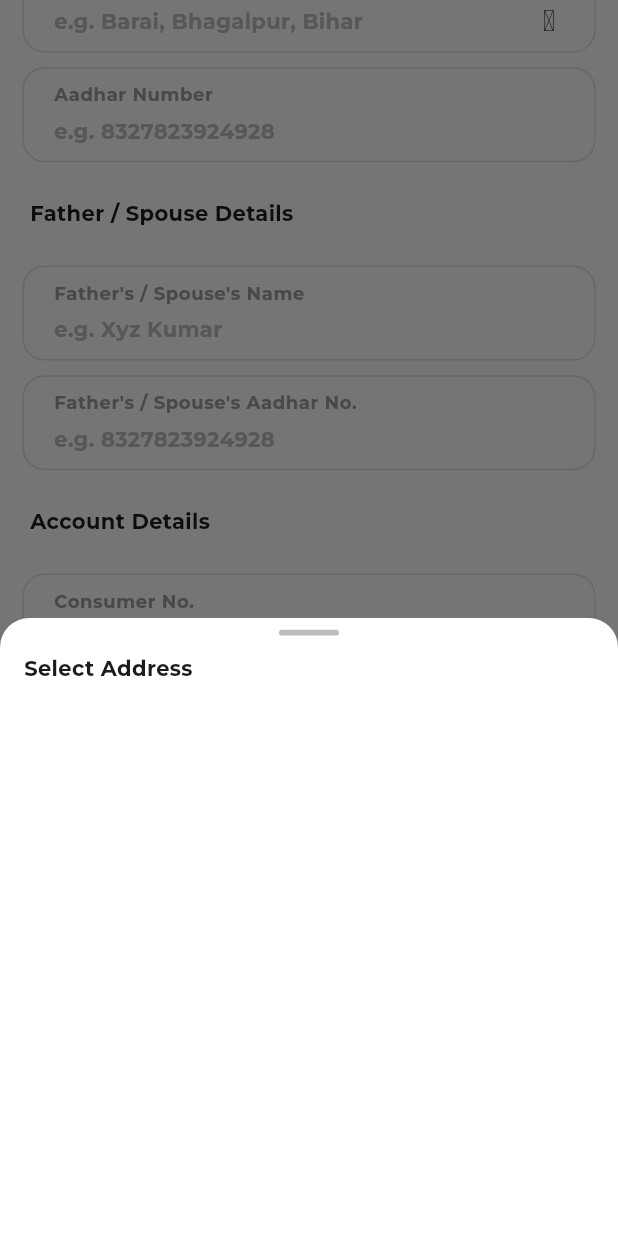
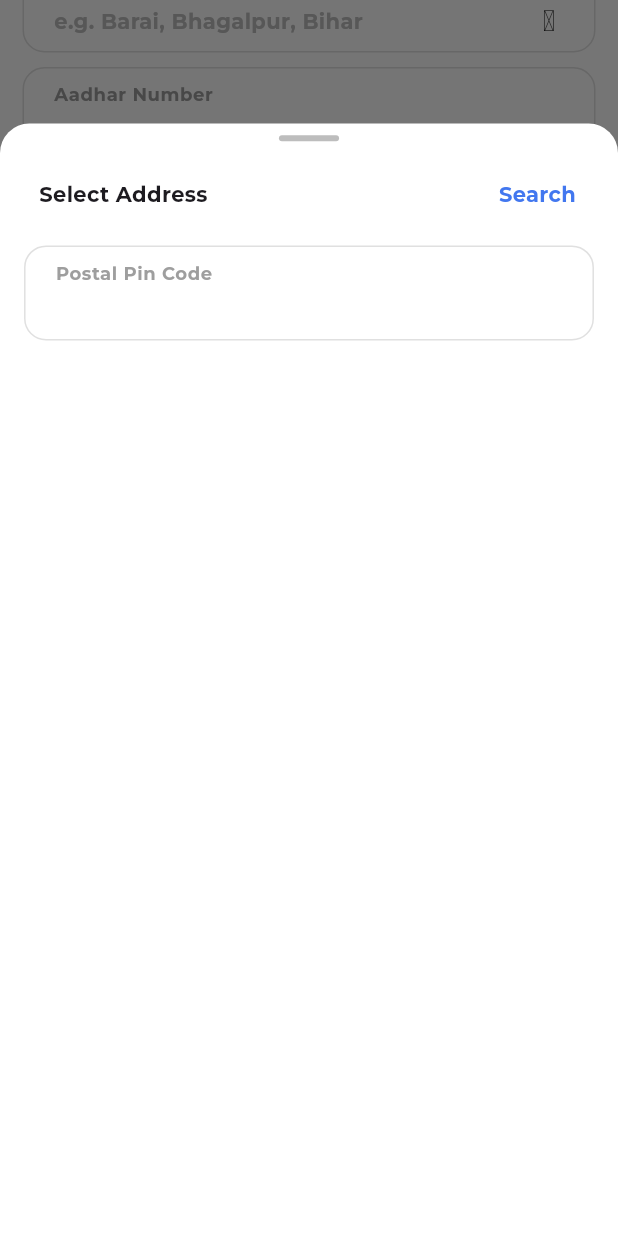
Before and after one commit to brogrammercode/Business-Management, a Flutter app: the AddConsumerPage screen opened by its route, scrolled down 576 dp, after a tap on "Address", on a phone screen of 412 x 824 dp. Run offline on Flutter 3.47's test engine with Material 3 defaults, Android fonts, the phone set to English and light mode, and no system bars; our stand-ins replace badges, cached_network_image, camera, cloud_firestore, dartz, equatable and 16 more; accounts and stored records are empty; key blocks and very long unbroken strings in the code were emptied for the run.

Commit message:
completed pick address

```diff
--- /dev/null
+++ b/lib/core/utils/address_picker.dart
@@ -0,0 +1,225 @@
+import 'dart:convert';
+import 'dart:developer';
+
+import 'package:cloud_firestore/cloud_firestore.dart';
+import 'package:flutter/material.dart';
+import 'package:flutter_screenutil/flutter_screenutil.dart';
+import 'package:gas/core/utils/common.dart';
+import 'package:gas/core/utils/error.dart';
+import 'package:gas/core/utils/location.dart';
+import 'package:http/http.dart' as http;
+import 'package:iconsax/iconsax.dart';
+
+Future<UserLocationModel?> pickAddress({
+  required BuildContext context,
+  required UserLocationModel initialAddress,
+}) async {
+  final address = await openBottomSheet<UserLocationModel>(
+    initialChildSize: 0.9,
+    maxChildSize: 0.9,
+    minChildSize: 0.9,
+    child: SizedBox(
+      width: double.infinity,
+      child: AddressPicker(initialAddress: initialAddress),
+    ),
+  );
+  return address;
+}
+
+Future<Map<String, dynamic>> fetchAddress(String pincode) async {
+  final uri = Uri.parse('https://api.postalpincode.in/pincode/$pincode');
+  final response = await http.get(uri);
+
+  if (response.statusCode == 200) {
+    final data = jsonDecode(response.body);
+    final postOffices = data[0]['PostOffice'];
+    if (postOffices != null && postOffices is List) {
+      return {
+        'postOffices': postOffices,
+        'city': postOffices[0]['District'],
+        'state': postOffices[0]['State'],
+        'country': postOffices[0]['Country'],
+        'pincode': pincode,
+        'area': postOffices[0]['Name'],
+        'locality': postOffices[0]['Name'],
+        'geopoint': GeoPoint(
+          double.parse(postOffices[0]['Latitude'] ?? '0'),
+          double.parse(postOffices[0]['Longitude'] ?? '0'),
+        ),
+      };
+    } else {
+      return {'error': 'No post offices found for this pincode.'};
+    }
+  } else {
+    return {
+      'error': 'Failed to fetch address. Status code: ${response.statusCode}',
+    };
+  }
+}
+
+class AddressPicker extends StatefulWidget {
+  final UserLocationModel initialAddress;
+  const AddressPicker({super.key, required this.initialAddress});
+
+  @override
+  State<AddressPicker> createState() => _AddressPickerState();
+}
+
+class _AddressPickerState extends State<AddressPicker> {
+  TextEditingController pincodeController = TextEditingController();
+  TextEditingController areaController = TextEditingController();
+  TextEditingController cityController = TextEditingController();
+  TextEditingController stateController = TextEditingController();
+  TextEditingController countryController = TextEditingController();
+  List<String> areas = [];
+  GeoPoint? geopoint;
+  StateStatus status = StateStatus.initial;
+  String? error;
+
+  @override
+  Widget build(BuildContext context) {
+    return Column(
+      crossAxisAlignment: CrossAxisAlignment.start,
+      children: [
+        Padding(
+          padding: EdgeInsets.only(left: 10.w),
+          child: Row(
+            mainAxisAlignment: MainAxisAlignment.spaceBetween,
+            children: [
+              Text(
+                "Select Address",
+                style: Theme.of(
+                  context,
+                ).textTheme.bodyMedium!.copyWith(fontWeight: FontWeight.bold),
+              ),
+              TextButton(
+                onPressed: status == StateStatus.loading
+                    ? null
+                    : status == StateStatus.success
+                    ? () {
+                        Navigator.pop(
+                          context,
+                          UserLocationModel(
+                            pincode: pincodeController.text.trim(),
+                            area: areaController.text.trim(),
+                            locality: areaController.text.trim(),
+                            city: cityController.text.trim(),
+                            state: stateController.text.trim(),
+                            country: countryController.text.trim(),
+                            continent: "Asia",
+                            geopoint: geopoint ?? GeoPoint(0, 0),
+                          ),
+                        );
+                      }
+                    : () async {
+                        setState(() {
+                          status = StateStatus.loading;
+                          error = null;
+                        });
+
+                        final result = await fetchAddress(
+                          pincodeController.text.trim(),
+                        );
+
+                        if (!mounted) return;
+
+                        if (result.containsKey('error')) {
+                          setState(() {
+                            status = StateStatus.failure;
+                            error = result['error'];
+                            areas.clear();
+                          });
+                        } else {
+                          setState(() {
+                            status = StateStatus.success;
+                            areas = List<String>.from(
+                              result['postOffices'].map(
+                                (office) => office['Name'] as String,
+                              ),
+                            );
+                            areaController.text = areas[0];
+                            cityController.text = result['city'] ?? '';
+                            stateController.text = result['state'] ?? '';
+                            countryController.text = result['country'] ?? '';
+                            geopoint = result['geopoint'] as GeoPoint?;
+                          });
+
+                          log("${geopoint?.latitude} ${geopoint?.longitude}");
+                        }
+                      },
+
+                child: Text(
+                  status == StateStatus.loading
+                      ? "Searching ..."
+                      : status == StateStatus.success
+                      ? "Save"
+                      : "Search",
+                  style: Theme.of(context).textTheme.bodyMedium!.copyWith(
+                    fontWeight: FontWeight.bold,
+                    color: Theme.of(context).primaryColor,
+                  ),
+                ),
+              ),
+            ],
+          ),
+        ),
+        SizedBox(height: 10.h),
+        CommonTextFormField(
+          labelText: "Postal Pin Code",
+          controller: pincodeController,
+          keyboardType: TextInputType.number,
+        ),
+        if (areas.isNotEmpty) ...[
+          SizedBox(height: 10.h),
+          CommonTextFormField(
+            labelText: "Select Area",
+            controller: areaController,
+            suffixIcon: Iconsax.arrow_down_1,
+            onTap: () async {
+              final area = await openBottomSheet<String?>(
+                child: Column(
+                  children: areas
+                      .map(
+                        (e) => InkWell(
+                          onTap: () {
+                            Navigator.pop(context, e);
+                          },
+                          child: Container(
+                            width: double.infinity,
+                            padding: EdgeInsets.symmetric(
+                              horizontal: 10.w,
+                              vertical: 15.h,
+                            ),
+                            child: Text(
+                              e,
+                              style: Theme.of(context).textTheme.bodyMedium!
+                                  .copyWith(fontWeight: FontWeight.bold),
+                            ),
+                          ),
+                        ),
+                      )
+                      .toList(),
+                ),
+              );
+              if (area != null) {
+                setState(() {
+                  areaController.text = area;
+                });
+              }
+            },
+          ),
+          SizedBox(height: 10.h),
+          CommonTextFormField(labelText: "City", controller: cityController),
+          SizedBox(height: 10.h),
+          CommonTextFormField(labelText: "State", controller: stateController),
+          SizedBox(height: 10.h),
+          CommonTextFormField(
+            labelText: "Country",
+            controller: countryController,
+          ),
+          SizedBox(height: 40.h),
+        ],
+      ],
+    );
+  }
+}
--- a/lib/core/utils/common.dart
+++ b/lib/core/utils/common.dart
@@ -23,171 +23,6 @@ import 'package:image_picker/image_picker.dart';
 import 'package:latlong2/latlong.dart';
 import 'package:http/http.dart' as http;
 import 'package:url_launcher/url_launcher.dart';
-
-Future<UserLocationModel?> pickAddress({
-  required BuildContext context,
-  required UserLocationModel initialAddress,
-}) async {
-  final pincodeController = TextEditingController(text: initialAddress.pincode);
-  List<String> areas = [];
-  String? selectedArea;
-  String city = '';
-  String state = '';
-  bool loading = false;
-  String? error;
-
-  final _address = await openBottomSheet<UserLocationModel>(
-    child: SizedBox(
-      width: double.infinity,
-      child: Column(
-        crossAxisAlignment: CrossAxisAlignment.start,
-        children: [
-          Text(
-            "Select Address",
-            style: Theme.of(
-              context,
-            ).textTheme.bodyMedium!.copyWith(fontWeight: FontWeight.bold),
-          ),
-        ],
-      ),
-    ),
-  );
-
-  // final result = await showDialog<UserLocationModel>(
-  //   context: context,
-
-  //   builder: (context) {
-  //     return StatefulBuilder(
-  //       builder: (context, setState) {
-  //         Future<void> fetchAddress(String pincode) async {
-  //           setState(() {
-  //             loading = true;
-  //             error = null;
-  //             areas = [];
-  //             selectedArea = null;
-  //             city = '';
-  //             state = '';
-  //           });
-
-  //           final uri = Uri.parse(
-  //             'https://api.postalpincode.in/pincode/$pincode',
-  //           );
-  //           final response = await http.get(uri);
-
-  //           setState(() {
-  //             loading = false;
-  //           });
-
-  //           if (response.statusCode == 200) {
-  //             final data = jsonDecode(response.body);
-  //             final postOffices = data[0]['PostOffice'];
-  //             if (postOffices != null && postOffices is List) {
-  //               setState(() {
-  //                 areas = postOffices
-  //                     .map<String>((e) => e['Name'] as String)
-  //                     .toList();
-  //                 city = postOffices[0]['District'];
-  //                 state = postOffices[0]['State'];
-  //               });
-  //             } else {
-  //               setState(() {
-  //                 error = 'No areas found for this pincode.';
-  //               });
-  //             }
-  //           } else {
-  //             setState(() {
-  //               error = 'Failed to fetch address.';
-  //             });
-  //           }
-  //         }
-
-  //         return AlertDialog(
-  //           title: Text('Pick Address'),
-  //           content: SingleChildScrollView(
-  //             child: Column(
-  //               mainAxisSize: MainAxisSize.min,
-  //               children: [
-  //                 TextField(
-  //                   controller: pincodeController,
-  //                   keyboardType: TextInputType.number,
-  //                   decoration: InputDecoration(
-  //                     labelText: 'Pincode',
-  //                     suffixIcon: IconButton(
-  //                       icon: Icon(Icons.search),
-  //                       onPressed: () =>
-  //                           fetchAddress(pincodeController.text.trim()),
-  //                     ),
-  //                   ),
-  //                 ),
-  //                 if (loading)
-  //                   Padding(
-  //                     padding: EdgeInsets.all(8),
-  //                     child: CircularProgressIndicator(),
-  //                   ),
-  //                 if (error != null)
-  //                   Padding(
-  //                     padding: EdgeInsets.all(8),
-  //                     child: Text(error!, style: TextStyle(color: Colors.red)),
-  //                   ),
-  //                 if (areas.isNotEmpty)
-  //                   DropdownButton<String>(
-  //                     value: selectedArea,
-  //                     hint: Text('Select Area'),
-  //                     isExpanded: true,
-  //                     items: areas
-  //                         .map(
-  //                           (area) => DropdownMenuItem(
-  //                             value: area,
-  //                             child: Text(area),
-  //                           ),
-  //                         )
-  //                         .toList(),
-  //                     onChanged: (value) =>
-  //                         setState(() => selectedArea = value),
-  //                   ),
-  //                 if (city.isNotEmpty) Text('City: $city'),
-  //                 if (state.isNotEmpty) Text('State: $state'),
-  //               ],
-  //             ),
-  //           ),
-  //           actions: [
-  //             TextButton(
-  //               onPressed: () => Navigator.pop(context),
-  //               child: Text('Cancel'),
-  //             ),
-  //             ElevatedButton(
-  //               onPressed: () {
-  //                 if (selectedArea != null &&
-  //                     city.isNotEmpty &&
-  //                     state.isNotEmpty) {
-  //                   Navigator.pop(
-  //                     context,
-  //                     UserLocationModel(
-  //                       area: selectedArea!,
-  //                       city: city,
-  //                       state: state,
-  //                       pincode: pincodeController.text.trim(),
-  //                       country: 'India',
-  //                       continent: 'Asia',
-  //                       locality: selectedArea!,
-  //                       geopoint: GeoPoint(
-  //                         initialAddress.geopoint.latitude,
-  //                         initialAddress.geopoint.longitude,
-  //                       ),
-  //                     ),
-  //                   );
-  //                 }
-  //               },
-  //               child: Text('Save'),
-  //             ),
-  //           ],
-  //         );
-  //       },
-  //     );
-  //   },
-  // );
-  return _address;
-}
 
 String timeAgo(DateTime dateTime) {
   final Duration diff = DateTime.now().difference(dateTime);
@@ -964,7 +799,7 @@ Future<T?> openBottomSheet<T>({
   double maxChildSize = 0.9,
 }) async {
   final BuildContext context = navigatorKey.currentContext!;
-  showModalBottomSheet(
+  return await showModalBottomSheet(
     context: context,
     isScrollControlled: true,
     backgroundColor: Colors.transparent,
@@ -1007,7 +842,6 @@ Future<T?> openBottomSheet<T>({
       );
     },
   );
-  return null;
 }
 
 InkWell bottomSheetTile({
--- a/lib/features/delivery/presentation/pages/add_consumer_page.dart
+++ b/lib/features/delivery/presentation/pages/add_consumer_page.dart
@@ -8,6 +8,7 @@ import 'package:flutter/material.dart';
 import 'package:flutter_bloc/flutter_bloc.dart';
 import 'package:flutter_screenutil/flutter_screenutil.dart';
 import 'package:gas/core/config/theme/colors.dart';
+import 'package:gas/core/utils/address_picker.dart';
 import 'package:gas/core/utils/common.dart';
 import 'package:gas/core/utils/location.dart';
 import 'package:gas/features/business/presentation/cubit/business_cubit.dart';
@@ -154,7 +155,8 @@ class _AddConsumerPageState extends State<AddConsumerPage> {
                     if (address != null) {
                       setState(() {
                         _address = address;
-                        _addressController.text = address.city;
+                        _addressController.text =
+                            "${address.area}, ${address.city}, ${address.state}";
                       });
                     }
                   },
```
